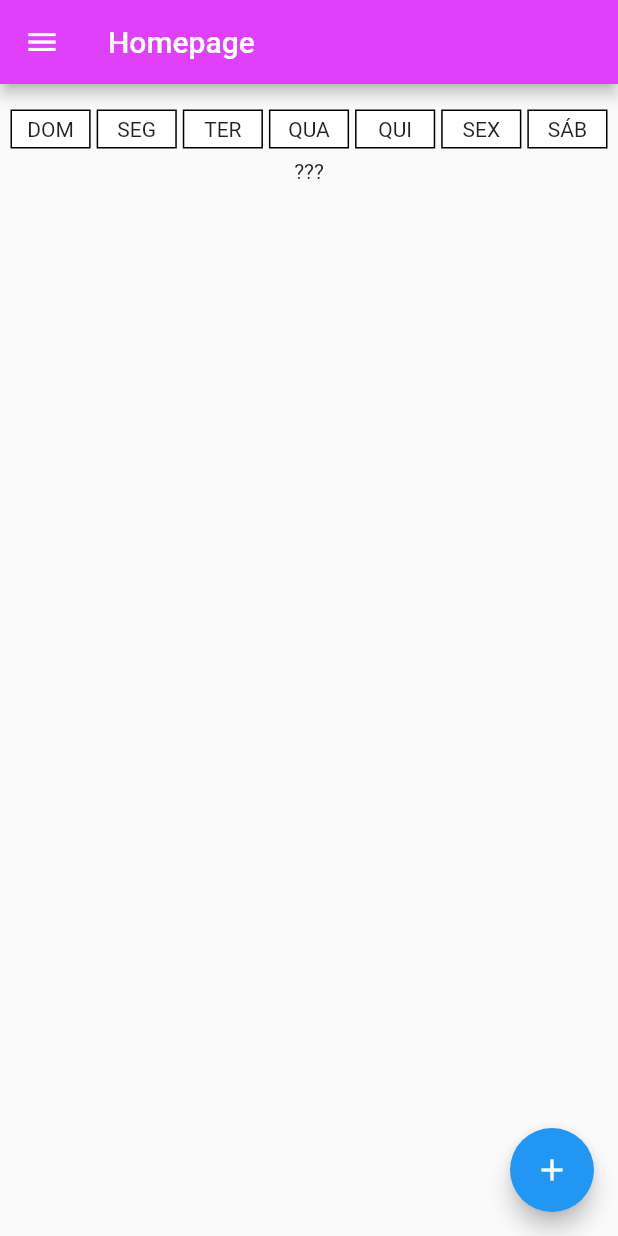
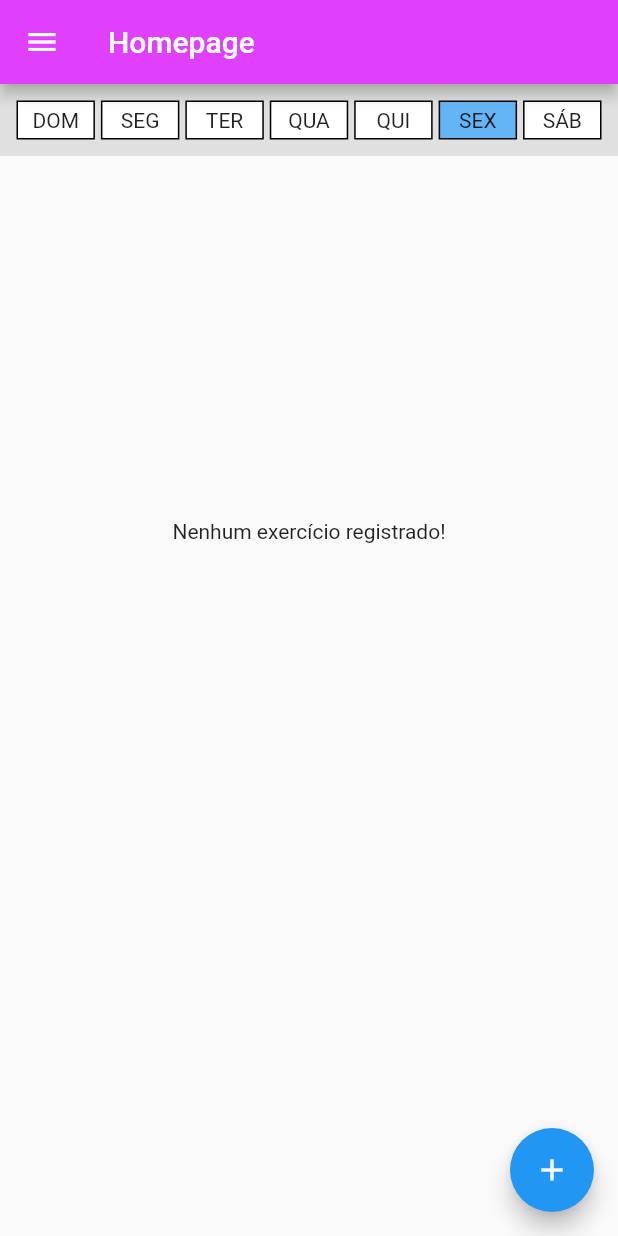
Before and after one commit to PedroH-Peres/FitAppFlutter, a Flutter app: the screen it shows after launch, on a phone screen of 412 x 824 dp. Run offline on Flutter 3.47's test engine with Material 2 defaults, Android fonts, the phone set to English and light mode, and no system bars; missing offline and left inert: dart:ffi.

Commit message:
refactor1

```diff
--- a/fitapp/lib/components/datebar.dart
+++ b/fitapp/lib/components/datebar.dart
@@ -18,11 +18,19 @@ class DateBar extends StatelessWidget {
     print(days);
 
     verifyDay(int index){
-      /*if(days[index] == DateFormat(DateFormat.WEEKDAY).format(DateTime.now())){
-        return Center(child: Text("${days[index].toUpperCase()}"),);
-      }*/
+      if(days[index] == DateFormat(DateFormat.WEEKDAY).format(DateTime.now())){
         return Center(child: Text("${days[index].substring(0, 3).toUpperCase()}"),);
+      }else{
+        return Center(child: Text("${days[index].substring(0, 3).toUpperCase()}"),);
+      }
+    }
 
+    isToday(int index){
+      if(days[index] == DateFormat(DateFormat.WEEKDAY).format(DateTime.now())){
+        return true;
+      }else{
+        return false;
+      }
     }
 
     return Padding(
@@ -38,7 +46,7 @@ class DateBar extends StatelessWidget {
                 margin: EdgeInsets.all(2),
                 height: 26,
                 decoration: BoxDecoration(
-                  color: Colors.white,
+                  color: isToday(i) ? Colors.blue.shade300 : Colors.white,
                   border: Border.all(width: 1),
                   /*boxShadow: [BoxShadow(
                               color: Colors.black54,
--- a/fitapp/lib/pages/homepage.dart
+++ b/fitapp/lib/pages/homepage.dart
@@ -34,10 +34,9 @@ class _HomePageState extends State<HomePage> {
       drawer: const AppDrawer(),
       body: Column(
         children: [
-          SizedBox(height: 10,),
-          DateBar(),
+          Container(child: DateBar(), color: Colors.grey.shade300, padding: EdgeInsets.all(4),),
           Consumer(
-            child: Center(child: Text('???')),
+            child: SizedBox(child: Center(child: Text('Nenhum exercício registrado!')), width: double.infinity, height: 500,),
             builder: ((context, value, child) => exerciseServ.getLength() == 0
                 ? child!
                 : SizedBox(
```
